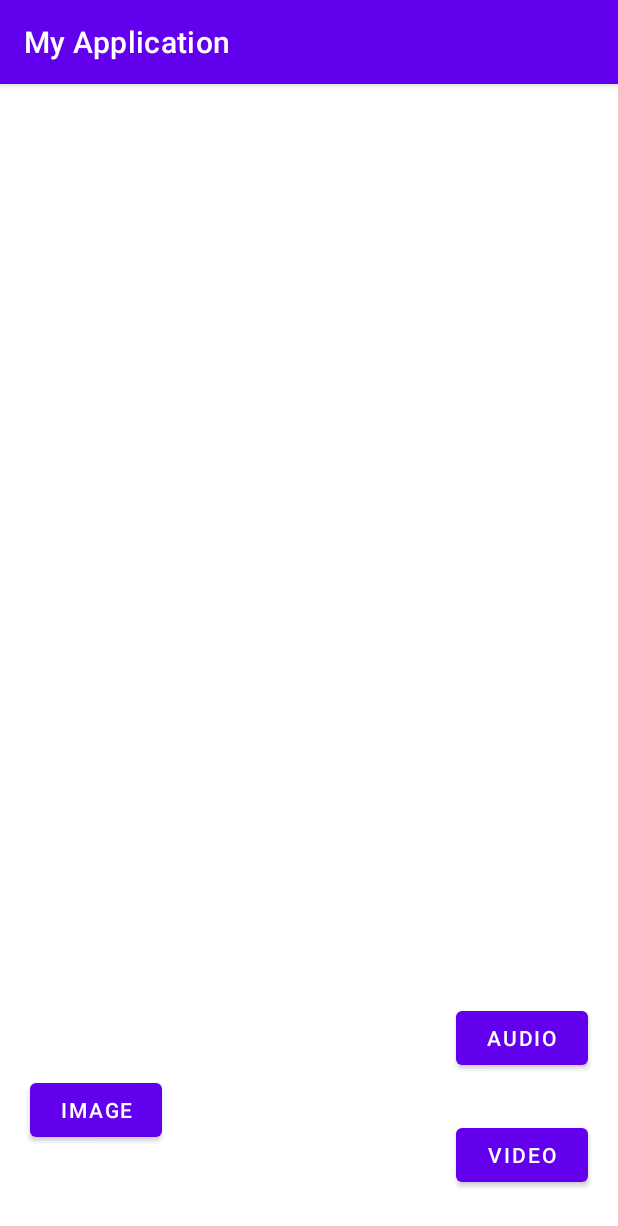
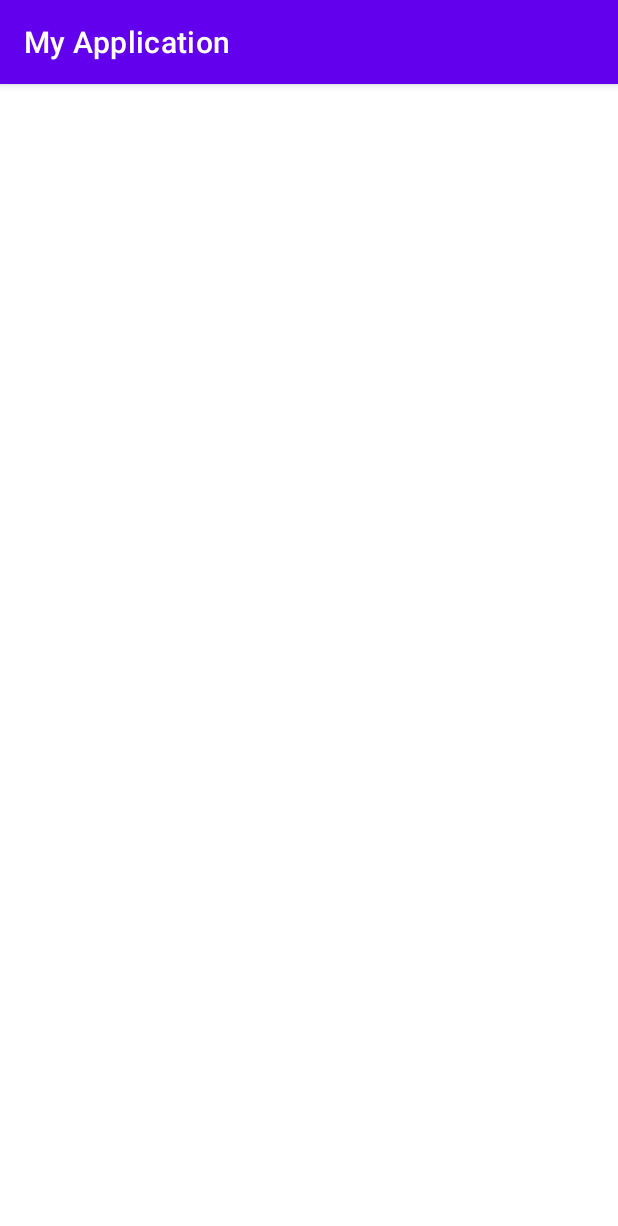
Before and after one commit to fahfaro/what-save, an Android app: the ViewItem screen opened directly, with no data from a screen before it, on a phone screen of 412 x 824 dp. Shown: the top 1226 px of the screen. Run offline under Robolectric (Android 15) with nearby library versions, the phone set to English and light mode, and no system bars.

Commit message:
optimal code

```diff
--- a/app/src/main/java/com/example/myapplication/ViewItem.java
+++ b/app/src/main/java/com/example/myapplication/ViewItem.java
@@ -21,7 +21,7 @@ import java.io.FileNotFoundException;
 import java.io.InputStream;
 
 public class ViewItem extends AppCompatActivity {
-    private Button btnImage, btnAudio, btnVideo, btnBack, btnPlay, btnStop;
+    private Button btnBack, btnPlay, btnStop;
     private VideoView videoView;
     private ImageView mImageView;
     private MediaPlayer mPlayer;
@@ -37,19 +37,33 @@ public class ViewItem extends AppCompatActivity {
         super.onCreate(savedInstanceState);
         setContentView(R.layout.activity_view_item);
         init();
-        btnImage.setOnClickListener(this::showImage);
-        btnAudio.setOnClickListener(this::playAudio);
-        btnVideo.setOnClickListener(this::playVideo);
+        Intent intent = getIntent();
+        String titleLocation, titleImage, titleAudio, titleVideo, titleDocument;
+        titleLocation = intent.getStringExtra("Location");
+        titleImage = intent.getStringExtra("Image");
+        titleAudio = intent.getStringExtra("Audio");
+        titleVideo = intent.getStringExtra("Video");
+        titleDocument = intent.getStringExtra("Document");
+        if (titleLocation != null) {
+
+        } else if (titleImage != null) {
+            showImage(titleImage);
+        } else if (titleAudio != null) {
+            playAudio(titleAudio);
+        } else if (titleVideo != null) {
+            playVideo(titleVideo);
+        } else if (titleDocument != null) {
+
+        }
     }
 
-    private void showImage(View view) {
+    private void showImage(String title) {
         mImageView.setVisibility(View.VISIBLE);
         Bitmap image = null;
         File path = getDir(DIR_NAME_IMAGE, MODE_PRIVATE);
-        File file = new File(path, IMAGE_NAME);
+        File file = new File(path, title);
         InputStream inputStream = null;
         if (file.exists()) {
-            Toast.makeText(this, "Yes", Toast.LENGTH_SHORT).show();
             try {
                 inputStream = new FileInputStream(file);
                 image = BitmapFactory.decodeStream(inputStream);
@@ -62,17 +76,15 @@ public class ViewItem extends AppCompatActivity {
         }
     }
 
-    private void playAudio(View view) {
+    private void playAudio(String title) {
         btnBack.setVisibility(View.VISIBLE);
         btnPlay.setVisibility(View.VISIBLE);
         btnStop.setVisibility(View.VISIBLE);
         btnStop.setOnClickListener(this::stopPlay);
         File path = getDir(DIR_NAME_AUDIO, MODE_PRIVATE);
-        File file = new File(path, AUDIO_NAME);
+        File file = new File(path, title);
         if (file.exists()) {
-            Toast.makeText(this, "Yes", Toast.LENGTH_SHORT).show();
             mPlayer = MediaPlayer.create(this, Uri.fromFile(file));
-
             mPlayer.setLooping(true);
             mPlayer.start();
         } else {
@@ -84,14 +96,11 @@ public class ViewItem extends AppCompatActivity {
         mPlayer.stop();
     }
 
-    private void playVideo(View view) {
-        Intent intent = getIntent();
-        String name = intent.getStringExtra("key");
+    private void playVideo(String title) {
         videoView.setVisibility(View.VISIBLE);
         File path = getDir(DIR_NAME_VIDEO, MODE_PRIVATE);
-        File file = new File(path, name);
+        File file = new File(path, title);
         if (file.exists()) {
-            Toast.makeText(this, "Yes", Toast.LENGTH_SHORT).show();
             MediaController mediaController = new MediaController(this);
             videoView.setOnPreparedListener(new MediaPlayer.OnPreparedListener() {
                 @Override
@@ -110,11 +119,8 @@ public class ViewItem extends AppCompatActivity {
     private void init() {
         mImageView = findViewById(R.id.myImageView);
         videoView = findViewById(R.id.videoview);
-        btnImage = findViewById(R.id.btn_image);
-        btnAudio = findViewById(R.id.btn_audio);
         btnBack = findViewById(R.id.btn_back);
         btnPlay = findViewById(R.id.btn_play);
         btnStop = findViewById(R.id.btn_stop);
-        btnVideo = findViewById(R.id.btn_video);
     }
 }
--- a/app/src/main/res/layout/activity_view_item.xml
+++ b/app/src/main/res/layout/activity_view_item.xml
@@ -60,35 +60,4 @@
         android:visibility="gone"
         app:layout_constraintBaseline_toBaselineOf="@+id/btn_play"
         app:layout_constraintStart_toEndOf="@+id/btn_play" />
-
-    <Button
-        android:id="@+id/btn_image"
-        android:layout_width="wrap_content"
-        android:layout_height="wrap_content"
-        android:layout_marginStart="20dp"
-        android:layout_marginBottom="60dp"
-        android:text="Image"
-        app:layout_constraintBottom_toBottomOf="parent"
-        app:layout_constraintStart_toStartOf="parent" />
-
-    <Button
-        android:id="@+id/btn_audio"
-        android:layout_width="wrap_content"
-        android:layout_height="wrap_content"
-        android:layout_marginEnd="20dp"
-        android:layout_marginBottom="30dp"
-        android:text="Audio"
-        app:layout_constraintBottom_toTopOf="@+id/btn_video"
-        app:layout_constraintEnd_toEndOf="parent" />
-
-    <Button
-        android:id="@+id/btn_video"
-        android:layout_width="wrap_content"
-        android:layout_height="wrap_content"
-        android:layout_marginEnd="20dp"
-        android:layout_marginBottom="30dp"
-        android:text="Video"
-        app:layout_constraintBottom_toBottomOf="parent"
-        app:layout_constraintEnd_toEndOf="parent" />
-
 </androidx.constraintlayout.widget.ConstraintLayout>
```
Also changed, not shown: app/src/main/java/com/example/myapplication/AudioFragment.java (+0 -17 lines), app/src/main/java/com/example/myapplication/AudioFragmentAdapter.java (+17 -1 lines), app/src/main/java/com/example/myapplication/DocumentFragmentAdapter.java (+19 -1 lines), app/src/main/java/com/example/myapplication/ImageFragmentAdapter.java (+17 -1 lines), app/src/main/java/com/example/myapplication/LocationFragmentAdapter.java (+11 -3 lines), app/src/main/java/com/example/myapplication/VideoFragmentAdapter.java (+20 -6 lines).
